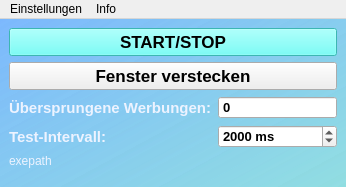
First picture: the form in mainwindow.ui, repository M4RKUS28/SpotifyEnhancer, before the edit.
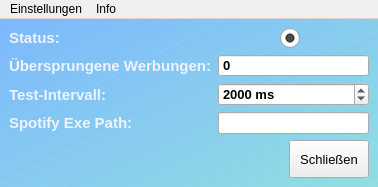
Second picture: the form after the edit. Icons and pictures are not drawn.

Patch:
```diff
--- a/mainwindow.ui
+++ b/mainwindow.ui
@@ -6,7 +6,7 @@
    <rect>
     <x>0</x>
     <y>0</y>
-    <width>346</width>
+    <width>378</width>
     <height>187</height>
    </rect>
   </property>
@@ -38,7 +38,55 @@
   </property>
   <widget class="QWidget" name="centralwidget">
    <layout class="QGridLayout" name="gridLayout">
-    <item row="2" column="1" colspan="2">
+    <item row="2" column="0">
+     <widget class="QLabel" name="label">
+      <property name="font">
+       <font>
+        <pointsize>11</pointsize>
+        <bold>true</bold>
+       </font>
+      </property>
+      <property name="styleSheet">
+       <string notr="true">color: rgb(237, 243, 255);</string>
+      </property>
+      <property name="text">
+       <string>Test-Intervall: </string>
+      </property>
+     </widget>
+    </item>
+    <item row="1" column="0">
+     <widget class="QLabel" name="label_3">
+      <property name="font">
+       <font>
+        <pointsize>11</pointsize>
+        <bold>true</bold>
+       </font>
+      </property>
+      <property name="styleSheet">
+       <string notr="true">color: rgb(237, 243, 255);</string>
+      </property>
+      <property name="text">
+       <string>Übersprungene Werbungen:</string>
+      </property>
+     </widget>
+    </item>
+    <item row="0" column="0">
+     <widget class="QLabel" name="label_2">
+      <property name="font">
+       <font>
+        <pointsize>11</pointsize>
+        <bold>true</bold>
+       </font>
+      </property>
+      <property name="styleSheet">
+       <string notr="true">color: rgb(237, 243, 255);</string>
+      </property>
+      <property name="text">
+       <string>Status:</string>
+      </property>
+     </widget>
+    </item>
+    <item row="1" column="1" colspan="2">
      <widget class="QSpinBox" name="spinBox">
       <property name="font">
        <font>
@@ -60,100 +108,8 @@
       </property>
      </widget>
     </item>
-    <item row="1" column="0" colspan="3">
-     <widget class="QPushButton" name="pushButton_2">
-      <property name="sizePolicy">
-       <sizepolicy hsizetype="Expanding" vsizetype="Expanding">
-        <horstretch>0</horstretch>
-        <verstretch>0</verstretch>
-       </sizepolicy>
-      </property>
-      <property name="font">
-       <font>
-        <pointsize>13</pointsize>
-        <bold>true</bold>
-       </font>
-      </property>
-      <property name="text">
-       <string>Fenster verstecken</string>
-      </property>
-     </widget>
-    </item>
-    <item row="5" column="0" colspan="3">
-     <spacer name="verticalSpacer">
-      <property name="orientation">
-       <enum>Qt::Vertical</enum>
-      </property>
-      <property name="sizeHint" stdset="0">
-       <size>
-        <width>20</width>
-        <height>40</height>
-       </size>
-      </property>
-     </spacer>
-    </item>
-    <item row="0" column="0" colspan="3">
-     <widget class="QPushButton" name="pushButton">
-      <property name="sizePolicy">
-       <sizepolicy hsizetype="Expanding" vsizetype="Expanding">
-        <horstretch>0</horstretch>
-        <verstretch>0</verstretch>
-       </sizepolicy>
-      </property>
-      <property name="minimumSize">
-       <size>
-        <width>0</width>
-        <height>0</height>
-       </size>
-      </property>
-      <property name="font">
-       <font>
-        <pointsize>13</pointsize>
-        <bold>true</bold>
-       </font>
-      </property>
-      <property name="styleSheet">
-       <string notr="true">background-color: rgb(84, 255, 249);</string>
-      </property>
-      <property name="text">
-       <string>START/STOP</string>
-      </property>
-     </widget>
-    </item>
-    <item row="4" column="0" colspan="3">
-     <widget class="QLabel" name="label_exepath">
-      <property name="font">
-       <font>
-        <pointsize>9</pointsize>
-        <bold>false</bold>
-       </font>
-      </property>
-      <property name="styleSheet">
-       <string notr="true">color: rgb(237, 243, 255);</string>
-      </property>
-      <property name="text">
-       <string>exepath</string>
-      </property>
-     </widget>
-    </item>
-    <item row="2" column="0">
-     <widget class="QLabel" name="label_3">
-      <property name="font">
-       <font>
-        <pointsize>11</pointsize>
-        <bold>true</bold>
-       </font>
-      </property>
-      <property name="styleSheet">
-       <string notr="true">color: rgb(237, 243, 255);</string>
-      </property>
-      <property name="text">
-       <string>Übersprungene Werbungen:</string>
-      </property>
-     </widget>
-    </item>
     <item row="3" column="0">
-     <widget class="QLabel" name="label">
+     <widget class="QLabel" name="label_4">
       <property name="font">
        <font>
         <pointsize>11</pointsize>
@@ -164,11 +120,47 @@
        <string notr="true">color: rgb(237, 243, 255);</string>
       </property>
       <property name="text">
-       <string>Test-Intervall: </string>
+       <string>Spotify Exe Path:</string>
       </property>
      </widget>
     </item>
-    <item row="3" column="1" colspan="2">
+    <item row="4" column="0" colspan="3">
+     <layout class="QHBoxLayout" name="horizontalLayout">
+      <item>
+       <spacer name="horizontalSpacer">
+        <property name="orientation">
+         <enum>Qt::Horizontal</enum>
+        </property>
+        <property name="sizeHint" stdset="0">
+         <size>
+          <width>40</width>
+          <height>20</height>
+         </size>
+        </property>
+       </spacer>
+      </item>
+      <item>
+       <widget class="QPushButton" name="pushButton_2">
+        <property name="sizePolicy">
+         <sizepolicy hsizetype="Preferred" vsizetype="Expanding">
+          <horstretch>0</horstretch>
+          <verstretch>0</verstretch>
+         </sizepolicy>
+        </property>
+        <property name="font">
+         <font>
+          <pointsize>10</pointsize>
+          <bold>false</bold>
+         </font>
+        </property>
+        <property name="text">
+         <string>Schließen</string>
+        </property>
+       </widget>
+      </item>
+     </layout>
+    </item>
+    <item row="2" column="1" colspan="2">
      <widget class="QSpinBox" name="spinBox_ms_checkrate">
       <property name="font">
        <font>
@@ -193,6 +185,61 @@
       </property>
      </widget>
     </item>
+    <item row="3" column="1" colspan="2">
+     <widget class="QLineEdit" name="label_exepath">
+      <property name="readOnly">
+       <bool>true</bool>
+      </property>
+     </widget>
+    </item>
+    <item row="0" column="1" colspan="2">
+     <layout class="QHBoxLayout" name="horizontalLayout_2">
+      <item>
+       <widget class="QRadioButton" name="radioButtonStstaus">
+        <property name="sizePolicy">
+         <sizepolicy hsizetype="Fixed" vsizetype="Fixed">
+          <horstretch>0</horstretch>
+          <verstretch>0</verstretch>
+         </sizepolicy>
+        </property>
+        <property name="font">
+         <font>
+          <pointsize>5</pointsize>
+         </font>
+        </property>
+        <property name="styleSheet">
+         <string notr="true">QRadioButton::indicator {
+    width: 20px;
+    height: 20px;
+}
+
+QRadioButton::indicator::unchecked {
+    image: url(:/redc.png);
+}
+
+QRadioButton::indicator::checked {
+    image: url(:/greenc.png);
+}</string>
+        </property>
+        <property name="text">
+         <string/>
+        </property>
+        <property name="iconSize">
+         <size>
+          <width>20</width>
+          <height>20</height>
+         </size>
+        </property>
+        <property name="checked">
+         <bool>true</bool>
+        </property>
+        <property name="autoExclusive">
+         <bool>false</bool>
+        </property>
+       </widget>
+      </item>
+     </layout>
+    </item>
    </layout>
   </widget>
   <widget class="QMenuBar" name="menubar">
@@ -200,8 +247,8 @@
     <rect>
      <x>0</x>
      <y>0</y>
-     <width>346</width>
-     <height>22</height>
+     <width>378</width>
+     <height>21</height>
     </rect>
    </property>
    <property name="styleSheet">
```
Left out of the diff: 1 changed line with no effect on the pictures.
